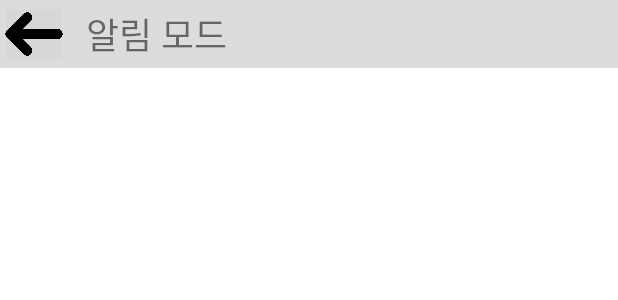
After one commit to seohyun-kim/Drinking-Controller_by-Kotlin, an Android app: the layout activity_alarm_mode.xml on its own in the app's theme, with its tools: preview values and no code run, on a phone screen of 412 x 824 dp. The commit adds this screen. Shown: the top 300 px of the screen. Run offline under Robolectric (Android 15) with nearby library versions, the phone set to English and light mode, and no system bars.

Commit message:
Transition Activity when Btn clicked

```diff
--- a/app/src/main/AndroidManifest.xml
+++ b/app/src/main/AndroidManifest.xml
@@ -9,6 +9,8 @@
         android:roundIcon="@mipmap/ic_launcher_round"
         android:supportsRtl="true"
         android:theme="@style/Theme.MyAppByKotlin_1">
+        <activity android:name=".AlarmModeActivity"></activity>
+        <activity android:name=".MessureModeActivity" />
         <activity android:name=".MainActivity">
             <intent-filter>
                 <action android:name="android.intent.action.MAIN" />
--- /dev/null
+++ b/app/src/main/res/layout/activity_alarm_mode.xml
@@ -0,0 +1,53 @@
+<?xml version="1.0" encoding="utf-8"?>
+<androidx.constraintlayout.widget.ConstraintLayout xmlns:android="http://schemas.android.com/apk/res/android"
+    xmlns:app="http://schemas.android.com/apk/res-auto"
+    xmlns:tools="http://schemas.android.com/tools"
+    android:layout_width="match_parent"
+    android:layout_height="match_parent"
+    tools:context=".AlarmModeActivity">
+
+    <LinearLayout
+        android:layout_width="match_parent"
+        android:layout_height="match_parent"
+        android:orientation="vertical"
+        tools:layout_editor_absoluteX="0dp"
+        tools:layout_editor_absoluteY="0dp">
+
+        <FrameLayout
+            android:layout_width="match_parent"
+            android:layout_height="match_parent"
+            tools:background="#FFFFFF" >
+
+            <androidx.appcompat.widget.Toolbar
+                android:id="@+id/toolbar1"
+                android:layout_width="match_parent"
+                android:layout_height="45dp"
+                android:background="#DCDCDC"
+                android:minHeight="?attr/actionBarSize"
+                android:theme="?attr/actionBarTheme" />
+
+            <LinearLayout
+                android:layout_width="match_parent"
+                android:layout_height="match_parent"
+                android:orientation="horizontal">
+
+                <ImageButton
+                    android:id="@+id/imageButton2"
+                    android:layout_width="45dp"
+                    android:layout_height="45dp"
+                    android:padding="0sp"
+                    android:scaleType="centerCrop"
+                    app:srcCompat="@drawable/back" />
+
+                <TextView
+                    android:id="@+id/textView"
+                    android:layout_width="117dp"
+                    android:layout_height="46dp"
+                    android:gravity="center"
+                    android:text="알림 모드"
+                    android:textSize="24sp" />
+            </LinearLayout>
+
+        </FrameLayout>
+    </LinearLayout>
+</androidx.constraintlayout.widget.ConstraintLayout>
--- a/app/src/main/res/values/themes.xml
+++ b/app/src/main/res/values/themes.xml
@@ -16,5 +16,6 @@
         <!-- 타이틀바 제거 -->
         <item name="windowActionBar">false</item>
         <item name="windowNoTitle">true</item>
+
     </style>
 </resources>
```
Also changed, not shown: app/src/main/java/com/example/myappbykotlin_1/AlarmModeActivity.kt (added, +11 -0 lines), app/src/main/java/com/example/myappbykotlin_1/MainActivity.kt (+18 -7 lines), app/src/main/java/com/example/myappbykotlin_1/MessureModeActivity.kt (added, +17 -0 lines), app/src/main/res/layout/activity_messure_mode.xml (added, +53 -0 lines), app/src/main/res/drawable/back.png (added).
